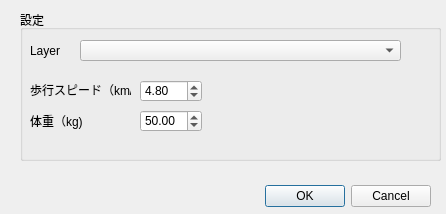
Qt form TraceWalker_dialog_base.ui (00ky00/TraceWalker) before a commit.
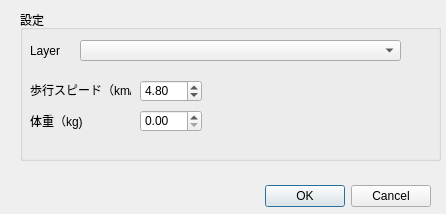
The same form after that commit. Custom widgets are drawn as their Qt base class.

Patch:
```diff
--- a/TraceWalker_dialog_base.ui
+++ b/TraceWalker_dialog_base.ui
@@ -87,7 +87,7 @@
     <double>300.000000000000000</double>
    </property>
    <property name="value">
-    <double>50.000000000000000</double>
+    <double>0.000000000000000</double>
    </property>
   </widget>
   <widget class="QLabel" name="label_4">
```
